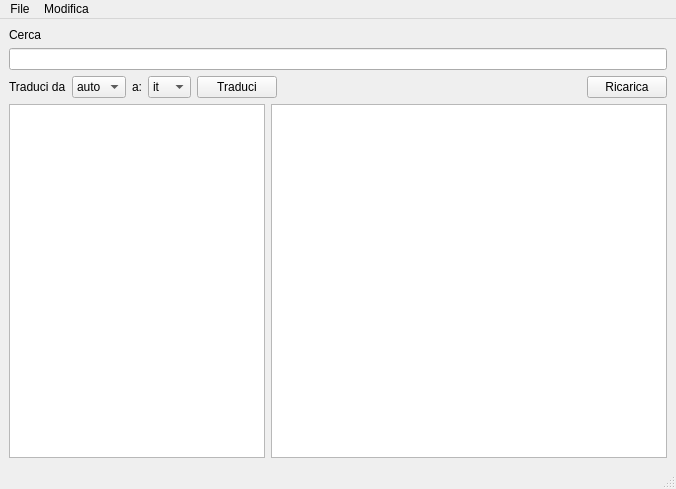
robdearpowa/localization_manager, file localization_manager.ui: the form before one commit.
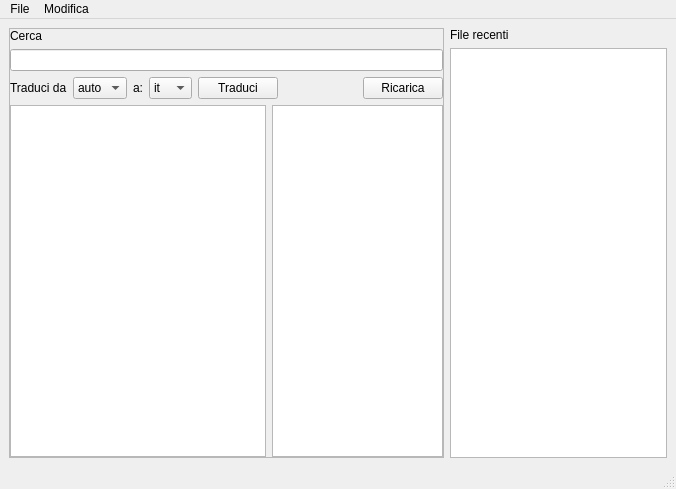
The form after the commit.

Commit message: Implementazione parziale gestione cronologia

```diff
--- a/localization_manager.ui
+++ b/localization_manager.ui
@@ -14,11 +14,32 @@
    <string>Gestore Localizzazione</string>
   </property>
   <widget class="QWidget" name="centralwidget">
-   <layout class="QVBoxLayout" name="verticalLayout">
+   <layout class="QHBoxLayout" name="horizontalLayout_2" stretch="2,1">
     <property name="sizeConstraint">
      <enum>QLayout::SetDefaultConstraint</enum>
     </property>
-    <item alignment="Qt::AlignTop">
+    <item>
+     <widget class="QFrame" name="frame">
+      <property name="frameShape">
+       <enum>QFrame::StyledPanel</enum>
+      </property>
+      <property name="frameShadow">
+       <enum>QFrame::Raised</enum>
+      </property>
+      <layout class="QVBoxLayout" name="verticalLayout_2">
+       <property name="leftMargin">
+        <number>0</number>
+       </property>
+       <property name="topMargin">
+        <number>0</number>
+       </property>
+       <property name="rightMargin">
+        <number>0</number>
+       </property>
+       <property name="bottomMargin">
+        <number>0</number>
+       </property>
+       <item>
      <widget class="QLabel" name="label">
       <property name="text">
        <string>Cerca</string>
@@ -30,7 +51,7 @@
     </item>
     <item>
      <layout class="QHBoxLayout" name="horizontalLayout">
-      <item alignment="Qt::AlignLeft">
+         <item>
        <widget class="QLabel" name="label_2">
         <property name="text">
          <string>Traduci da</string>
@@ -117,6 +138,23 @@
       </item>
       <item row="0" column="1">
        <widget class="QPlainTextEdit" name="inp_string_content"/>
+         </item>
+        </layout>
+       </item>
+      </layout>
+     </widget>
+    </item>
+    <item>
+     <layout class="QVBoxLayout" name="verticalLayout">
+      <item>
+       <widget class="QLabel" name="label_4">
+        <property name="text">
+         <string>File recenti</string>
+        </property>
+       </widget>
+      </item>
+      <item>
+       <widget class="QListWidget" name="lsw_recent"/>
       </item>
      </layout>
     </item>
```
Lines whose indentation alone changed are shown as unchanged. The commit also changes 1 other file.
